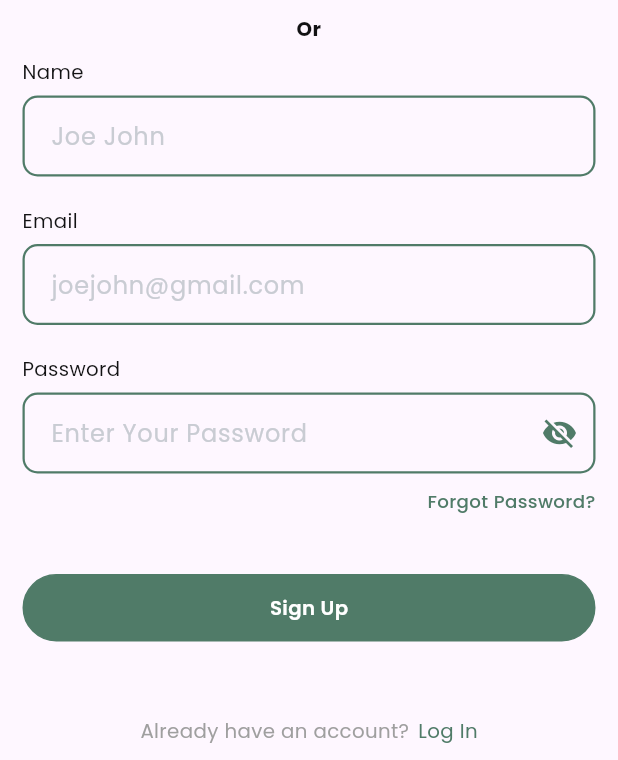
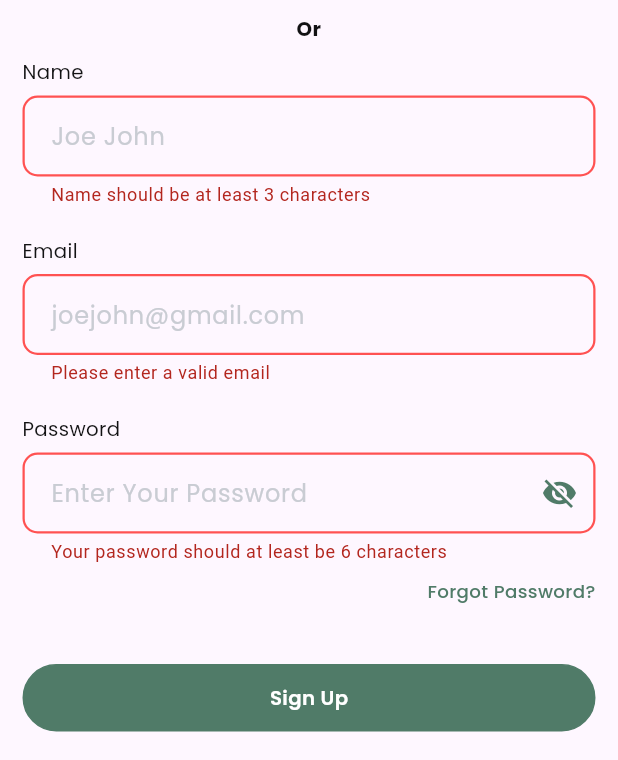
Before and after one commit to Scientist265/indigenous_plant_app, a Flutter app: the CreateAccount screen opened by its route, scrolled down 46 dp, after a tap on "Sign Up", on a phone screen of 412 x 824 dp, the part 476-1236 px from its top. Run offline on Flutter 3.47's test engine with Material 3 defaults, Android fonts, the phone set to English and light mode, and no system bars; our stand-ins replace cloud_firestore, device_preview, dots_indicator, firebase_auth, firebase_core, firebase_storage and 9 more; accounts and stored records are empty.

Commit message:
Auth Provider

```diff
--- /dev/null
+++ b/devtools_options.yaml
@@ -0,0 +1 @@
+extensions:
--- a/lib/config/routes.dart
+++ b/lib/config/routes.dart
@@ -1,9 +1,11 @@
+import 'package:flutter/cupertino.dart';
 import 'package:flutter/material.dart';
 import 'package:indigenous_plant/features/auth/presentation/screens/create_account.dart';
 import 'package:indigenous_plant/features/auth/presentation/screens/login.dart';
 import 'package:indigenous_plant/features/navbar/presentation/screens/home/home_dart.dart';
 import 'package:indigenous_plant/features/navbar/presentation/widgets/nav_bar.dart';
 
+import '../core/screens/error_screen.dart';
 import '../features/screens/splash_screen.dart';
 
 Map<String, Widget Function(BuildContext)> routes = {
@@ -20,3 +22,28 @@ String loginRoute = "/login_route";
 String signUpRoute = "/sign_up_route";
 String splashRoute = "/splash_route";
 String navBarRoute = "/nav_bar";
+
+class Routes {
+  static Route onGenerateRoute(RouteSettings settings) {
+    switch (settings.name) {
+      case CreateAccount.routeName:
+        return _cupertinoRoute(const CreateAccount());
+      case HomePage.routeName:
+        return _cupertinoRoute(const HomePage());
+
+
+      default:
+        return _cupertinoRoute(
+          ErrorScreen(
+            error: 'Wrong Route provided ${settings.name}',
+          ),
+        );
+    }
+  }
+
+  static Route _cupertinoRoute(Widget view) => CupertinoPageRoute(
+        builder: (_) => view,
+      );
+
+  Routes._();
+}
--- /dev/null
+++ b/lib/config/validations.dart
@@ -0,0 +1,57 @@
+
+String? validateEmail(String? email) {
+  RegExp emailRegex = RegExp(r'^[\w\.-]+@[\w-]+\.\w{2,3}(\.\w{2,3})?$');
+  final isEmailValid = emailRegex.hasMatch(email ?? '');
+  if (!isEmailValid) {
+    return 'Please enter a valid email';
+  }
+  return null;
+}
+
+String? validatePassword(String? password) {
+  if (password == null) {
+    return 'Please type a password';
+  }
+  if (password.length < 6) {
+    return 'Your password should at least be 6 characters';
+  }
+  return null;
+}
+
+String? validateName(String? name) {
+  final nameRegex = RegExp(r'^[a-zA-Z\s]{1,50}$');
+  if (name == null) {
+    return 'Name cannot be null';
+  } else if (name.isEmpty) {
+    return 'Name should be at least 3 characters';
+  } else if (!nameRegex.hasMatch(name)) {
+    return 'Please enter a valid name';
+  } else {
+    return null;
+  }
+}
+
+final today = DateTime.now();
+// 18 years ago
+final initialDate = DateTime.now().subtract(const Duration(days: 365 * 18));
+// User can be born anytime after 1900 AD
+final firstDate = DateTime(1900);
+// User should at least be 7 years old
+final lastDate = DateTime.now().subtract(const Duration(days: 365 * 7));
+
+// To pick date
+
+// Future<DateTime?> pickSimpleDate({
+//   required BuildContext context,
+//   required DateTime? date,
+// }) async {
+//   final dateTime = await DatePicker.showSimpleDatePicker(
+//     context,
+//     initialDate: date ?? initialDate,
+//     firstDate: firstDate,
+//     lastDate: lastDate,
+//     dateFormat: "dd-MMMM-yyyy",
+//   );
+
+//   return dateTime;
+// }
--- a/lib/features/auth/presentation/screens/create_account.dart
+++ b/lib/features/auth/presentation/screens/create_account.dart
@@ -1,22 +1,37 @@
+import 'dart:io';
+
 import 'package:flutter/material.dart';
+import 'package:flutter_riverpod/flutter_riverpod.dart';
 import 'package:indigenous_plant/common/text_widget.dart';
 import 'package:indigenous_plant/config/text_styles.dart';
 import 'package:indigenous_plant/core/constants/app_colors.dart';
 import 'package:indigenous_plant/core/constants/constants.dart';
 import 'package:indigenous_plant/core/constants/extension.dart';
+import 'package:indigenous_plant/core/screens/loader.dart';
+import 'package:indigenous_plant/core/utils/utils.dart';
 import 'package:indigenous_plant/core/widgets/round_button.dart';
 import 'package:indigenous_plant/core/widgets/text_field.dart';
+import 'package:indigenous_plant/features/auth/utils/utils.dart';
 
 import '../../../../config/routes.dart';
+import '../../providers/auth_provider.dart';
 
-class CreateAccount extends StatefulWidget {
+final _createAccountFormKey = GlobalKey<FormState>();
+
+class CreateAccount extends ConsumerStatefulWidget {
   const CreateAccount({super.key});
+  static const routeName = "/create-account";
 
   @override
-  State<CreateAccount> createState() => _CreateAccountState();
+  ConsumerState<CreateAccount> createState() => _CreateAccountState();
 }
 
-class _CreateAccountState extends State<CreateAccount> {
+class _CreateAccountState extends ConsumerState<CreateAccount> {
+  File? image;
+  String gender = "male";
+  DateTime? birthday;
+  bool isLoading = false;
+  //controllers
   final nameController = TextEditingController();
   final emailController = TextEditingController();
   final passwordController = TextEditingController();
@@ -30,6 +45,35 @@ class _CreateAccountState extends State<CreateAccount> {
     super.dispose();
   }
 
+  Future<void> createAccount() async {
+    if (_createAccountFormKey.currentState!.validate()) {
+      _createAccountFormKey.currentState!.save();
+      setState(() {
+        isLoading = true;
+      });
+      await ref
+          .read(authProvider)
+          .createAccount(
+            name: nameController.text,
+            email: emailController.text,
+            password: passwordController.text,
+            gender: gender,
+            birthday: birthday ?? DateTime.now(),
+            image: image,
+          )
+          .then((credential) {
+        if (!credential!.user!.emailVerified) {
+          showToastMessage(text: "Account created successfully");
+          Navigator.of(context).popAndPushNamed(homeRoute);
+        }
+      }).catchError((_) {
+        setState(() {
+          isLoading = false;
+        });
+      });
+    }
+  }
+
   @override
   Widget build(BuildContext context) {
     return Container(
@@ -39,6 +83,8 @@ class _CreateAccountState extends State<CreateAccount> {
           body: SingleChildScrollView(
             child: Padding(
               padding: Constants.defaultPadding,
+              child: Form(
+                key: _createAccountFormKey,
                 child: Column(
                   mainAxisSize: MainAxisSize.min,
                   crossAxisAlignment: CrossAxisAlignment.start,
@@ -87,6 +133,7 @@ class _CreateAccountState extends State<CreateAccount> {
                       controller: nameController,
                       hintText: "Joe John",
                       textInputAction: TextInputAction.next,
+                      validator: validateName,
                     ),
                     20.ht,
                     const ReusableText(
@@ -97,6 +144,7 @@ class _CreateAccountState extends State<CreateAccount> {
                       controller: emailController,
                       hintText: "joejohn@gmail.com",
                       textInputAction: TextInputAction.next,
+                      validator: validateEmail,
                     ),
                     20.ht,
                     const ReusableText(
@@ -121,6 +169,7 @@ class _CreateAccountState extends State<CreateAccount> {
                       controller: passwordController,
                       hintText: "Enter Your Password",
                       textInputAction: TextInputAction.next,
+                      validator: validatePassword,
                     ),
                     10.ht,
                     Row(
@@ -139,8 +188,12 @@ class _CreateAccountState extends State<CreateAccount> {
                       ],
                     ),
                     40.ht,
-                  RoundButton(
-                    onPressed: () {},
+                    isLoading
+                        ? const Center(
+                            child: Loader(),
+                          )
+                        : RoundButton(
+                            onPressed: createAccount,
                             label: "Sign Up",
                           ),
                     50.ht,
@@ -170,6 +223,7 @@ class _CreateAccountState extends State<CreateAccount> {
             ),
           ),
         ),
+      ),
     );
   }
 }
--- /dev/null
+++ b/lib/features/auth/providers/auth_provider.dart
@@ -0,0 +1,4 @@
+import 'package:flutter_riverpod/flutter_riverpod.dart';
+import 'package:indigenous_plant/features/auth/repository/auth_repository.dart';
+
+final authProvider = Provider((ref) => AuthRepository());
--- a/lib/features/navbar/presentation/screens/home/widgets/suggest_grid_view.dart
+++ b/lib/features/navbar/presentation/screens/home/widgets/suggest_grid_view.dart
@@ -51,7 +51,7 @@ class SuggestedGridView extends StatelessWidget {
                 mainAxisSize: MainAxisSize.min,
                 children: [
                   Container(
-                    height: 124,
+                    height: 110,
                     width: 128,
                     decoration: BoxDecoration(
                         borderRadius: BorderRadius.circular(6),
@@ -59,7 +59,7 @@ class SuggestedGridView extends StatelessWidget {
                             image: AssetImage(
                               "${plants.imgPath}",
                             ),
-                            fit: BoxFit.cover)),
+                            fit: BoxFit.fitHeight)),
                   ),
                   12.ht,
                   Text(
--- a/lib/main.dart
+++ b/lib/main.dart
@@ -1,18 +1,27 @@
+import 'package:device_preview/device_preview.dart';
+import 'package:firebase_auth/firebase_auth.dart';
 import 'package:flutter/material.dart';
+import 'package:flutter_riverpod/flutter_riverpod.dart';
 import 'package:flutter_screenutil/flutter_screenutil.dart';
 import 'package:indigenous_plant/config/routes.dart';
 import 'package:indigenous_plant/core/constants/storage_folders.dart';
 import 'package:firebase_core/firebase_core.dart';
+import 'package:indigenous_plant/core/screens/loader.dart';
+import 'package:indigenous_plant/features/auth/presentation/screens/login.dart';
+import 'package:indigenous_plant/features/auth/presentation/screens/verify_email_screen.dart';
+import 'package:indigenous_plant/features/navbar/presentation/screens/home/home_dart.dart';
 import 'firebase_options.dart';
 
-
-
-void main() async{
+void main() async {
+  WidgetsFlutterBinding.ensureInitialized();
   await Firebase.initializeApp(
     options: DefaultFirebaseOptions.currentPlatform,
-
-);
-  runApp(const PlantApp());
+  );
+  runApp(DevicePreview(builder: (context) {
+    return const ProviderScope(
+      child: PlantApp(),
+    );
+  }));
 }
 
 class PlantApp extends StatelessWidget {
@@ -28,8 +37,23 @@ class PlantApp extends StatelessWidget {
           return MaterialApp(
             debugShowCheckedModeBanner: false,
             theme: AppTheme.appTheme(),
-            initialRoute: splashRoute,
-            routes: routes,
+            home: StreamBuilder(
+                stream: FirebaseAuth.instance.authStateChanges(),
+                builder: ((context, snapshot) {
+                  final user = FirebaseAuth.instance.currentUser;
+                  if (snapshot.connectionState == ConnectionState.waiting) {
+                    return const Loader();
+                  }
+                  if (snapshot.hasData) {
+                    if (user!.emailVerified) {
+                      return const HomePage();
+                    } else {
+                      return const VerifyEmailScreen();
+                    }
+                  }
+                  return const LoginScreen();
+                })),
+            onGenerateRoute: Routes.onGenerateRoute,
           );
         });
   }
--- a/pubspec.yaml
+++ b/pubspec.yaml
@@ -49,6 +49,7 @@ dependencies:
   firebase_auth: ^4.20.0
   cloud_firestore: ^4.17.5
   firebase_storage: ^11.7.7
+  device_preview: ^1.1.0
 
   # firebase_app_check: ^0.2.1+8
 
```
Also changed, not shown: lib/core/screens/home_screen.dart (deleted, +0 -84 lines), lib/features/auth/presentation/screens/login.dart (+35 -7 lines), lib/features/auth/presentation/screens/verify_email_screen.dart (added, +65 -0 lines), lib/features/navbar/presentation/screens/home/home_dart.dart (+10 -3 lines), pubspec.lock, 1 other file. Lines whose indentation alone changed are shown as unchanged.
